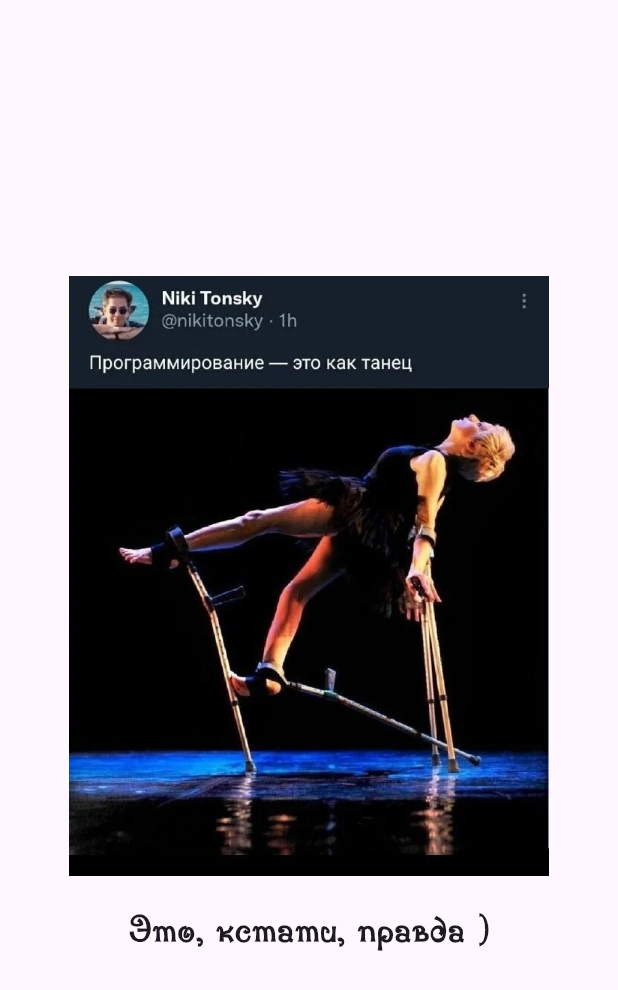
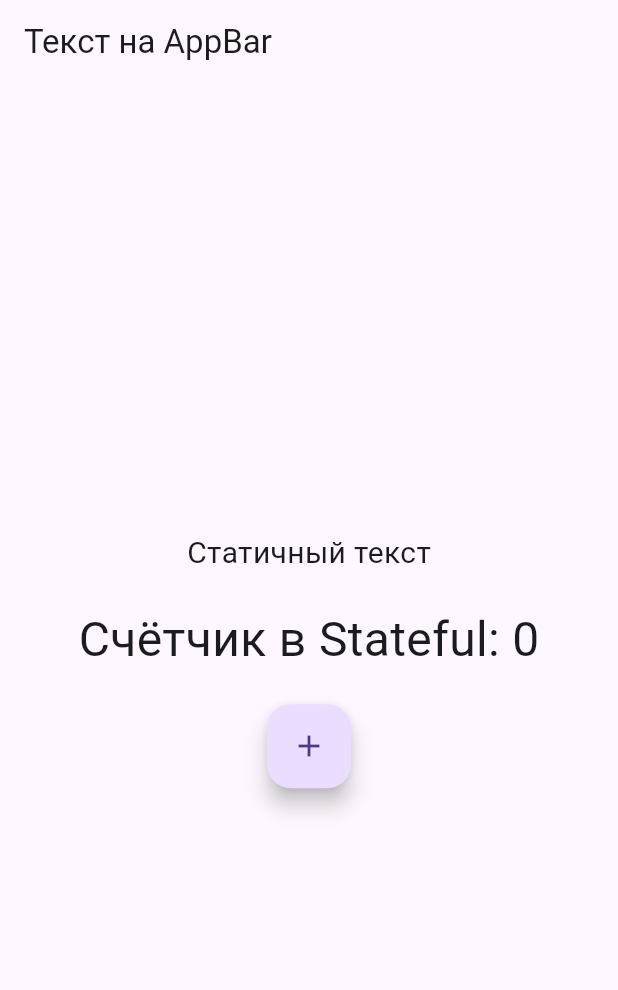
Before and after one commit to AlphaTrauma/flutter-rep, a Flutter app: the screen it shows after launch, on a phone screen of 412 x 824 dp. Shown: the top 990 px of the screen. Run offline on Flutter 3.47's test engine with Material 3 defaults, Android fonts, the phone set to English and light mode, and no system bars.

Commit message:
homework 22.12

```diff
--- a/project/lib/main.dart
+++ b/project/lib/main.dart
@@ -1,57 +1,83 @@
 import 'package:flutter/material.dart';
-import 'package:http/http.dart' as http;
-import 'package:path/path.dart' as path;
 
-void main() {
-  runApp(const MyApp());
-}
+void main() => runApp(MyApp());
 
 class MyApp extends StatelessWidget {
-  const MyApp({super.key});
+    const MyApp();
 
     @override
     Widget build(BuildContext context) {
         return MaterialApp(
-      title: 'Тестовое приложение',
-      home: const MyHomePage(),
+            home: CounterPage(),
         );
     }
 }
 
-class MyHomePage extends StatefulWidget {
-  const MyHomePage({super.key});
-
+// Экран
+class CounterPage extends StatelessWidget {
     @override
-  State<MyHomePage> createState() => _MyHomePageState();
+    Widget build(BuildContext context) {
+        return Scaffold(
+            appBar: AppBar(
+                title: Text('Текст на AppBar'),
+            ),
+            body: Center(
+                child: CounterWidget(),
+            ),
+            floatingActionButton: null,
+        );
+    }
 }
 
-class _MyHomePageState extends State<MyHomePage> {
+// Виджет с текстом
+class TextWidget extends StatelessWidget {
+    final String text;
+
+    const TextWidget({required this.text});
 
     @override
     Widget build(BuildContext context) {
-    return MaterialApp(
-      home: Scaffold(
-        body: Center(
-          child: Column(
-              mainAxisAlignment: MainAxisAlignment.center,
-              children: [
-                SizedBox(
-                    height: 400,
-                    child: Image.asset('assets/images/image.jpeg'),
-                ),
-                SizedBox(height: 20),
-                Text(
-                    'Это, кстати, правда )',
-                    style: TextStyle(
-                        fontSize: 25,
-                        fontFamily: "PenguinAttack",
-                        fontWeight: FontWeight.bold,
-                    ),
-                ),
-              ],
-          ),
-        ),
-      ),
+        return Text(
+            text,
+            style: TextStyle(fontSize: 20),
         );
     }
 }
+
+// Виджет со счётчиком
+class CounterWidget extends StatefulWidget {
+    @override
+    _CounterWidgetState createState() => _CounterWidgetState();
+}
+
+class _CounterWidgetState extends State<CounterWidget> {
+    int _counter = 0;
+
+    @override
+    Widget build(BuildContext context) {
+        return Column(
+            mainAxisAlignment: MainAxisAlignment.center,
+            children: [
+              TextWidget(text: "Статичный текст"),
+              SizedBox(height: 20),
+              Text(
+                  'Счётчик в Stateful: $_counter',
+                  style: TextStyle(fontSize: 32),
+              ),
+              SizedBox(height: 20),
+              FloatingActionButton(
+                  onPressed: () {
+                      setState(
+                        () {
+                          _counter++;
+                          print("Кнопка нажата");
+                        }
+
+                      );
+                  },
+                  child: Icon(Icons.add),
+              ),
+            ],
+        );
+    }
+}
--- /dev/null
+++ b/project/lib/main2.dart
@@ -0,0 +1,45 @@
+import 'package:flutter/material.dart';
+
+void main() => runApp(const MyApp());
+
+class MyApp extends StatefulWidget {
+    const MyApp();
+
+    @override
+    State<MyApp> createState() => _MyAppState();
+}
+
+class _MyAppState extends State<MyApp> {
+    String _message = 'Привет, Flutter!';
+
+    @override
+    Widget build(BuildContext context) {
+        return MaterialApp(
+            home: Scaffold(
+                appBar: AppBar(
+                    title: const Text('Моё первое приложение'),
+                ),
+                body: Center(
+                    child: Column(
+                        mainAxisAlignment: MainAxisAlignment.center,
+                        children: [
+                            Text(
+                                _message,
+                                style: const TextStyle(fontSize: 24),
+                            ),
+                            const SizedBox(height: 20),
+                            ElevatedButton(
+                                onPressed: () {
+                                    setState(() {
+                                        _message = 'Вы нажали кнопку!';
+                                    });
+                                },
+                                child: const Text('Нажать'),
+                            ),
+                        ],
+                    ),
+                ),
+            ),
+        );
+    }
+}
--- /dev/null
+++ b/project/lib/main3.dart
@@ -0,0 +1,76 @@
+import 'package:flutter/material.dart';
+
+void main() => runApp(const CounterApp());
+
+class CounterApp extends StatefulWidget {
+    const CounterApp();
+
+    @override
+    State<CounterApp> createState() => _CounterAppState();
+}
+
+class _CounterAppState extends State<CounterApp> {
+    int value = 0;
+
+    void inc() => setState(() => value++);
+
+    @override
+    Widget build(BuildContext context) {
+        return CounterInherited(
+            value: value,
+            inc: inc,
+            child: MaterialApp(
+                home: Scaffold(
+                    body: const Center(
+                        child: Column(
+                            mainAxisAlignment: MainAxisAlignment.center,
+                            children: [
+                                ShowValue(),
+                                IncButton(),
+                            ],
+                        ),
+                    ),
+                ),
+            ),
+        );
+    }
+}
+
+class CounterInherited extends InheritedWidget {
+    final int value;
+    final VoidCallback inc;
+
+    const CounterInherited({
+        required this.value,
+        required this.inc,
+        required Widget child,
+    }) : super(child: child);
+
+    static CounterInherited of(BuildContext c) =>
+        c.dependOnInheritedWidgetOfExactType<CounterInherited>()!;
+
+    @override
+    bool updateShouldNotify(covariant CounterInherited old) =>
+        old.value != value;
+}
+
+class ShowValue extends StatelessWidget {
+    const ShowValue();
+
+    @override
+    Widget build(BuildContext context) {
+        return Text('${CounterInherited.of(context).value}');
+    }
+}
+
+class IncButton extends StatelessWidget {
+    const IncButton();
+
+    @override
+    Widget build(BuildContext context) {
+        return ElevatedButton(
+            onPressed: CounterInherited.of(context).inc,
+            child: const Text('+1'),
+        );
+    }
+}
```
Also changed, not shown: project/pubspec.yaml (+6 -6 lines), 1 other file. Lines whose indentation alone changed are shown as unchanged.
